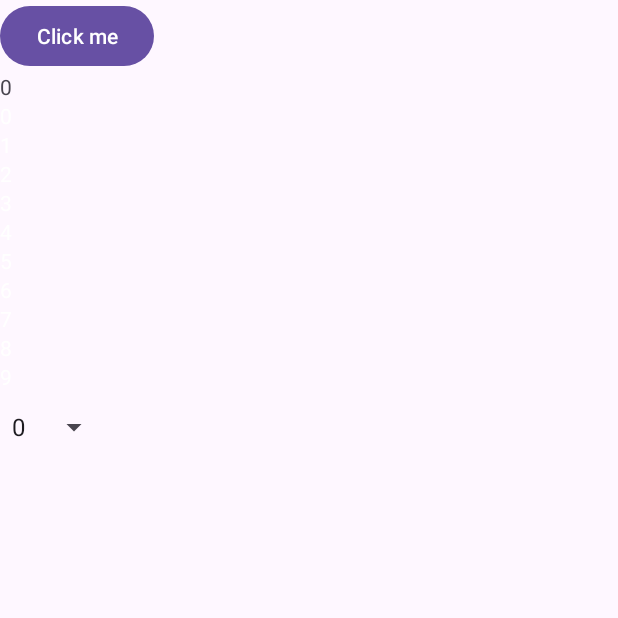
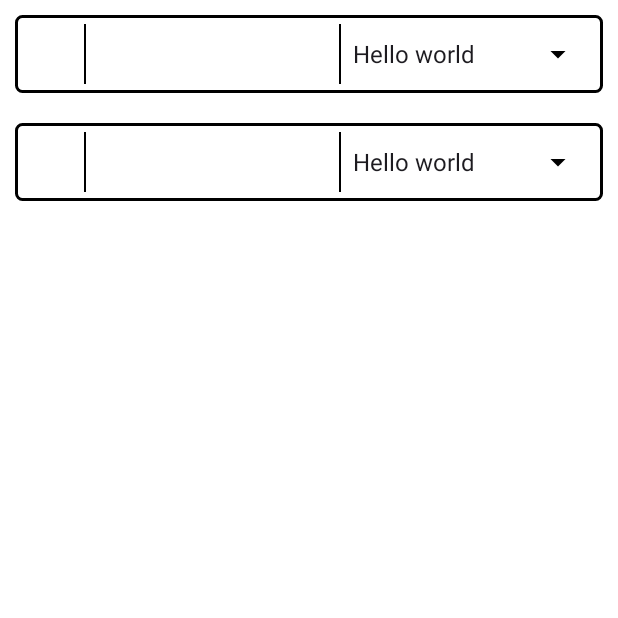
Before and after one commit to pross1312/TymeX-test, an Android app: the screen it shows after launch (MainActivity before the commit, HomeView after it), on a phone screen of 412 x 824 dp, the top half of it. Run offline under Robolectric (Android 15) with nearby library versions, the light colour scheme and no system bars; our stand-ins replace data binding.

Commit message:
UI Implemented, TODO: fix rotate bug

```diff
--- a/CurrencyConverter/app/build.gradle.kts
+++ b/CurrencyConverter/app/build.gradle.kts
@@ -26,6 +26,7 @@ android {
             )
         };
         buildFeatures {
+            dataBinding = true
             viewBinding = true
         }
     }
@@ -39,12 +40,14 @@ android {
 }
 
 dependencies {
+    val fragment_version = "1.8.5"
 
+    // Kotlin
+    implementation("androidx.fragment:fragment-ktx:$fragment_version")
     implementation("androidx.core:core-ktx:1.13.0")
     implementation("androidx.appcompat:appcompat:1.6.1")
     implementation("com.google.android.material:material:1.12.0")
     implementation("androidx.constraintlayout:constraintlayout:2.1.4")
-    implementation("androidx.compose.ui:ui-viewbinding:1.7.6")
     testImplementation("junit:junit:4.13.2")
     androidTestImplementation("androidx.test.ext:junit:1.1.5")
     androidTestImplementation("androidx.test.espresso:espresso-core:3.5.1")
--- a/CurrencyConverter/app/src/main/AndroidManifest.xml
+++ b/CurrencyConverter/app/src/main/AndroidManifest.xml
@@ -13,7 +13,7 @@
         android:theme="@style/Theme.CurrencyConverter"
         tools:targetApi="31">
         <activity
-            android:name=".MainActivity"
+            android:name=".view.HomeView"
             android:exported="true">
             <intent-filter>
                 <action android:name="android.intent.action.MAIN" />
--- a/CurrencyConverter/app/src/main/java/com/currencyconverter/MainActivity.kt
+++ /dev/null
@@ -1,69 +0,0 @@
-package com.currencyconverter
-
-import androidx.appcompat.app.AppCompatActivity
-import android.os.Bundle
-import android.view.LayoutInflater
-import android.view.View
-import android.view.ViewGroup
-import android.widget.AdapterView
-import android.widget.ArrayAdapter
-import androidx.recyclerview.widget.RecyclerView
-import com.currencyconverter.databinding.ActivityMainBinding
-import com.currencyconverter.databinding.ItemViewBinding
-
-class MainActivity : AppCompatActivity() {
-    private lateinit var binding: ActivityMainBinding;
-    private var clicked = false;
-
-    private val tests: List<Int> = List(10) { it }
-
-    class TestViewHolder(private val binding: ItemViewBinding) : RecyclerView.ViewHolder(binding.root) {
-        fun bind(data: Int) {
-            binding.text.text = data.toString();
-        }
-    }
-
-    class TestAdapter(private val tests: List<Int>) : RecyclerView.Adapter<TestViewHolder>() {
-        override fun onCreateViewHolder(parent: ViewGroup, viewType: Int): TestViewHolder {
-            val binding = ItemViewBinding.inflate(LayoutInflater.from(parent.context), parent, false);
-            return TestViewHolder(binding);
-        }
-
-        override fun getItemCount(): Int {
-            return tests.size
-        }
-
-        override fun onBindViewHolder(holder: TestViewHolder, position: Int) {
-            holder.bind(tests[position]);
-        }
-    }
-
-    override fun onCreate(savedInstanceState: Bundle?) {
-        super.onCreate(savedInstanceState)
-        binding = ActivityMainBinding.inflate(layoutInflater);
-        setContentView(binding.root);
-    }
-
-    override fun onStart() {
-        super.onStart()
-
-        binding.button.setOnClickListener {
-            clicked = !clicked;
-            if (clicked) binding.text.text = "You have clicked me!!!";
-            else binding.text.text = "Hello world";
-        }
-        binding.list.adapter = TestAdapter(tests);
-        val adapter = ArrayAdapter(this, com.google.android.material.R.layout.support_simple_spinner_dropdown_item, tests);
-        adapter.setDropDownViewResource(com.google.android.material.R.layout.support_simple_spinner_dropdown_item);
-        binding.spinner.adapter = adapter;
-        binding.spinner.onItemSelectedListener = object: AdapterView.OnItemSelectedListener {
-            override fun onItemSelected(parent: AdapterView<*>?, view: View?, position: Int, id: Long) {
-                binding.text.text = tests[position].toString()
-            }
-
-            override fun onNothingSelected(parent: AdapterView<*>?) {
-                binding.text.text = ""
-            }
-        }
-    }
-}
--- /dev/null
+++ b/CurrencyConverter/app/src/main/java/com/currencyconverter/service/OpenExchange.kt
@@ -0,0 +1,4 @@
+package com.currencyconverter.service
+
+class OpenExchange {
+}
--- /dev/null
+++ b/CurrencyConverter/app/src/main/java/com/currencyconverter/view/CurrencyInputFragment.kt
@@ -0,0 +1,47 @@
+package com.currencyconverter.view
+
+import android.os.Bundle
+import android.text.TextWatcher
+import android.view.LayoutInflater
+import android.view.View
+import android.view.ViewGroup
+import android.widget.ArrayAdapter
+import androidx.core.widget.addTextChangedListener
+import androidx.fragment.app.Fragment
+import androidx.lifecycle.ViewModelProvider
+import com.currencyconverter.R;
+import com.currencyconverter.databinding.CurrencyInputBinding;
+import com.currencyconverter.viewmodel.CurrencyInputViewModel
+
+class CurrencyInputFragment(
+    private val currencies: Array<CharSequence>,
+    private val label: String,
+    private val textWatcher: TextWatcher
+): Fragment() {
+    val viewModel: CurrencyInputViewModel by lazy {
+        ViewModelProvider(this)[CurrencyInputViewModel::class.java]
+    }
+
+    var _binding: CurrencyInputBinding? = null;
+    val binding get() = _binding!!;
+
+    override fun onCreateView(
+        inflater: LayoutInflater,
+        container: ViewGroup?,
+        savedInstanceState: Bundle?
+    ): View? {
+        _binding = CurrencyInputBinding.inflate(inflater, container, false);
+        val adapter = ArrayAdapter(requireContext(), R.layout.spinner_text, this.currencies);
+        binding.spinner.adapter = adapter;
+        viewModel.label = this.label;
+        binding.viewModel = this.viewModel;
+        binding.lifecycleOwner = this;
+        binding.text.addTextChangedListener(textWatcher);
+        return binding.root;
+    }
+
+    override fun onDestroyView() {
+        super.onDestroyView()
+        _binding = null;
+    }
+}
--- /dev/null
+++ b/CurrencyConverter/app/src/main/java/com/currencyconverter/view/HomeView.kt
@@ -0,0 +1,67 @@
+package com.currencyconverter.view
+
+import android.os.Bundle
+import android.text.Editable
+import android.text.TextWatcher
+import android.util.Log
+import androidx.appcompat.app.AppCompatActivity
+import androidx.core.os.bundleOf
+import androidx.fragment.app.commit
+import androidx.lifecycle.Observer
+import androidx.lifecycle.ViewModelProvider
+import androidx.lifecycle.lifecycleScope
+import com.currencyconverter.R
+import com.currencyconverter.databinding.ActivityHomeBinding
+import com.currencyconverter.viewmodel.CurrencyInputState
+import com.currencyconverter.viewmodel.HomeViewModel
+
+class HomeView : AppCompatActivity(R.layout.activity_home) {
+    lateinit var binding: ActivityHomeBinding;
+
+    val viewModel: HomeViewModel by lazy {
+        ViewModelProvider(this)[HomeViewModel::class.java]
+    }
+
+    val allCurrencies: Array<CharSequence> by lazy {
+        viewModel.currencyList()
+    }
+
+    val fromCurrencyInput: CurrencyInputFragment by lazy {
+        CurrencyInputFragment(allCurrencies, "From", object : TextWatcher {
+            override fun beforeTextChanged(s: CharSequence?, start: Int, count: Int, after: Int) {}
+            override fun onTextChanged(s: CharSequence?, start: Int, before: Int, count: Int) {}
+            override fun afterTextChanged(s: Editable?) {
+                toCurrencyInput.viewModel.state.value = CurrencyInputState(
+                    viewModel.convertForward(s.toString()),
+                    toCurrencyInput.viewModel.state.value?.currency ?: 0
+                );
+            }
+        })
+    }
+
+    val toCurrencyInput: CurrencyInputFragment by lazy {
+        CurrencyInputFragment(allCurrencies, "To", object : TextWatcher {
+            override fun beforeTextChanged(s: CharSequence?, start: Int, count: Int, after: Int) {}
+            override fun onTextChanged(s: CharSequence?, start: Int, before: Int, count: Int) {}
+            override fun afterTextChanged(s: Editable?) {
+                fromCurrencyInput.viewModel.state.value = CurrencyInputState(
+                    viewModel.convertBackward(s.toString()),
+                    fromCurrencyInput.viewModel.state.value?.currency ?: 0
+                );
+            }
+        })
+    }
+
+    override fun onCreate(savedInstanceState: Bundle?) {
+        super.onCreate(savedInstanceState)
+        if (savedInstanceState == null) {
+            binding = ActivityHomeBinding.inflate(layoutInflater);
+            supportFragmentManager.commit {
+                add(binding.fromCurrencyInput.id, fromCurrencyInput);
+                add(binding.toCurrencyInput.id, toCurrencyInput);
+                setReorderingAllowed(true);
+            };
+            setContentView(binding.root);
+        }
+    }
+}
--- /dev/null
+++ b/CurrencyConverter/app/src/main/java/com/currencyconverter/viewmodel/CurrencyInputViewModel.kt
@@ -0,0 +1,17 @@
+package com.currencyconverter.viewmodel
+
+import androidx.lifecycle.MutableLiveData
+import androidx.lifecycle.ViewModel
+
+
+data class CurrencyInputState(
+    var amount: String,
+    var currency: Int,
+)
+
+class CurrencyInputViewModel() : ViewModel() {
+    var label: String = "";
+    val state: MutableLiveData<CurrencyInputState> by lazy {
+        MutableLiveData<CurrencyInputState>(CurrencyInputState("0", 0));
+    }
+}
--- /dev/null
+++ b/CurrencyConverter/app/src/main/java/com/currencyconverter/viewmodel/HomeViewModel.kt
@@ -0,0 +1,20 @@
+package com.currencyconverter.viewmodel
+
+import androidx.lifecycle.ViewModel
+
+class HomeViewModel(): ViewModel() {
+
+    fun convertForward(from: String): String {
+        if (from.isBlank()) return "";
+        return from;
+    }
+
+    fun convertBackward(to: String): String {
+        if (to.isBlank()) return "";
+        return to;
+    }
+
+    fun currencyList(): Array<CharSequence> {
+        return arrayOf("Hello world", "Hi", "How are you doing", "Good right");
+    }
+}
--- /dev/null
+++ b/CurrencyConverter/app/src/main/res/drawable/rounded_rectangle.xml
@@ -0,0 +1,6 @@
+<?xml version="1.0" encoding="utf-8"?>
+<shape xmlns:android="http://schemas.android.com/apk/res/android"
+    android:shape="rectangle">
+    <stroke android:width="2dp" android:color="@color/borderColor" />
+    <corners android:radius="4dp" />
+</shape>
--- /dev/null
+++ b/CurrencyConverter/app/src/main/res/layout/activity_home.xml
@@ -0,0 +1,32 @@
+<?xml version="1.0" encoding="utf-8"?>
+<androidx.constraintlayout.widget.ConstraintLayout xmlns:android="http://schemas.android.com/apk/res/android"
+    xmlns:app="http://schemas.android.com/apk/res-auto"
+    xmlns:tools="http://schemas.android.com/tools"
+    android:layout_width="match_parent"
+    android:layout_height="match_parent"
+    android:background="@color/backgroundColor"
+    tools:context=".view.HomeView">
+
+    <androidx.fragment.app.FragmentContainerView
+        android:id="@+id/from_currency_input"
+        android:layout_width="match_parent"
+        android:layout_height="wrap_content"
+        app:layout_constraintTop_toTopOf="parent"
+        app:layout_constraintStart_toStartOf="parent"
+        app:layout_constraintEnd_toEndOf="parent"
+        android:layout_marginTop="10dp"
+        android:layout_marginStart="10dp"
+        android:layout_marginEnd="10dp"/>
+
+    <androidx.fragment.app.FragmentContainerView
+        android:id="@+id/to_currency_input"
+        android:layout_width="match_parent"
+        android:layout_height="wrap_content"
+        app:layout_constraintTop_toBottomOf="@id/from_currency_input"
+        app:layout_constraintStart_toStartOf="parent"
+        app:layout_constraintEnd_toEndOf="parent"
+        android:layout_marginTop="20dp"
+        android:layout_marginStart="10dp"
+        android:layout_marginEnd="10dp"/>
+
+</androidx.constraintlayout.widget.ConstraintLayout>
--- a/CurrencyConverter/app/src/main/res/layout/activity_main.xml
+++ /dev/null
@@ -1,33 +0,0 @@
-<?xml version="1.0" encoding="utf-8"?>
-<LinearLayout xmlns:android="http://schemas.android.com/apk/res/android"
-    xmlns:tools="http://schemas.android.com/tools"
-    xmlns:app="http://schemas.android.com/apk/res-auto"
-    android:layout_gravity="top"
-    android:orientation="vertical"
-    android:layout_width="match_parent"
-    android:layout_height="match_parent"
-    tools:context=".MainActivity">
-
-    <Button
-        android:id="@+id/button"
-        android:layout_width="wrap_content"
-        android:layout_height="wrap_content"
-        android:text="Click me" />
-
-    <TextView
-        android:id="@+id/text"
-        android:layout_width="wrap_content"
-        android:layout_height="wrap_content"
-        android:text="Hello world" />
-
-    <androidx.recyclerview.widget.RecyclerView
-        android:id="@+id/list"
-        android:layout_width="wrap_content"
-        android:layout_height="wrap_content"
-        app:layoutManager="androidx.recyclerview.widget.LinearLayoutManager"/>
-    <Spinner
-        android:id="@+id/spinner"
-        android:layout_width="wrap_content"
-        android:layout_height="wrap_content"/>
-
-</LinearLayout>
--- /dev/null
+++ b/CurrencyConverter/app/src/main/res/layout/currency_input.xml
@@ -0,0 +1,60 @@
+<?xml version="1.0" encoding="utf-8"?>
+<layout
+    xmlns:android="http://schemas.android.com/apk/res/android" >
+    <data>
+        <variable
+            name="viewModel"
+            type="com.currencyconverter.viewmodel.CurrencyInputViewModel" />
+    </data>
+    <LinearLayout
+        android:layout_width="match_parent"
+        android:layout_height="52dp"
+        android:background="@drawable/rounded_rectangle"
+        android:padding="6dp" >
+
+        <TextView
+            android:layout_width="40sp"
+            android:layout_height="match_parent"
+            android:gravity="center_vertical|start"
+            android:labelFor="@id/text"
+            android:text="@{viewModel.label}"
+            android:textColor="@color/textColor"
+            android:textStyle="bold" />
+
+        <View
+            android:layout_height="match_parent"
+            android:layout_width="1dp"
+            android:background="@color/seperationLineColor"/>
+
+        <EditText
+            android:id="@+id/text"
+            android:layout_width="0dp"
+            android:layout_height="match_parent"
+            android:layout_weight="1"
+            android:background="@null"
+            android:gravity="start|center_vertical"
+            android:inputType="numberDecimal|numberSigned"
+            android:padding="0dp"
+            android:paddingEnd="5dp"
+            android:paddingStart="10dp"
+            android:text="@={viewModel.state.amount}"
+            android:textColor="@color/textColor"
+            android:textStyle="normal" />
+
+        <View
+            android:layout_height="match_parent"
+            android:layout_width="1dp"
+            android:background="@color/seperationLineColor"/>
+
+        <Spinner
+            android:id="@+id/spinner"
+            android:layout_width="0dp"
+            android:layout_height="match_parent"
+            android:layout_weight="1"
+            android:foregroundTint="@color/textColor"
+            android:selectedItemPosition="@={viewModel.state.currency}"
+            android:spinnerMode="dropdown"
+            android:overlapAnchor="false"
+            android:backgroundTint="@color/textColor"/>
+    </LinearLayout>
+</layout>
--- a/CurrencyConverter/app/src/main/res/layout/item_view.xml
+++ /dev/null
@@ -1,11 +0,0 @@
-<?xml version="1.0" encoding="utf-8"?>
-<LinearLayout xmlns:android="http://schemas.android.com/apk/res/android"
-    android:layout_width="wrap_content"
-    android:layout_height="wrap_content">
-
-    <TextView
-        android:id="@+id/text"
-        android:layout_width="wrap_content"
-        android:layout_height="wrap_content"
-        android:textColor="@color/white"/>
-</LinearLayout>
--- /dev/null
+++ b/CurrencyConverter/app/src/main/res/layout/spinner_text.xml
@@ -0,0 +1,12 @@
+<?xml version="1.0" encoding="utf-8"?>
+<TextView
+    xmlns:android="http://schemas.android.com/apk/res/android"
+    android:id="@+id/text"
+    android:singleLine="true"
+    android:layout_width="match_parent"
+    android:paddingVertical="5dp"
+    android:paddingHorizontal="5dp"
+    android:ellipsize="marquee"
+    android:layout_height="match_parent"
+    style="?android:attr/spinnerItemStyle"
+    android:gravity="start|center_vertical" />
--- /dev/null
+++ b/CurrencyConverter/app/src/main/res/values-night/colors.xml
@@ -0,0 +1,9 @@
+<?xml version="1.0" encoding="utf-8"?>
+<resources>
+    <color name="black">#FF000000</color>
+    <color name="white">#FFFFFFFF</color>
+    <color name="textColor">@color/white</color>
+    <color name="borderColor">@color/white</color>
+    <color name="backgroundColor">@color/black</color>
+    <color name="seperationLineColor">@color/white</color>
+</resources>
--- /dev/null
+++ b/CurrencyConverter/app/src/main/res/values-night/strings.xml
@@ -0,0 +1,3 @@
+<resources>
+    <string name="app_name">CurrencyConverter</string>
+</resources>
--- a/CurrencyConverter/app/src/main/res/values/colors.xml
+++ b/CurrencyConverter/app/src/main/res/values/colors.xml
@@ -2,4 +2,8 @@
 <resources>
     <color name="black">#FF000000</color>
     <color name="white">#FFFFFFFF</color>
+    <color name="textColor">@color/black</color>
+    <color name="borderColor">@color/black</color>
+    <color name="backgroundColor">@color/white</color>
+    <color name="seperationLineColor">@color/black</color>
 </resources>
--- a/CurrencyConverter/gradle.properties
+++ b/CurrencyConverter/gradle.properties
@@ -21,3 +21,4 @@ kotlin.code.style=official
 # resources declared in the library itself and none from the library's dependencies,
 # thereby reducing the size of the R class for that library
 android.nonTransitiveRClass=true
+org.gradle.configuration-cache=true
```
